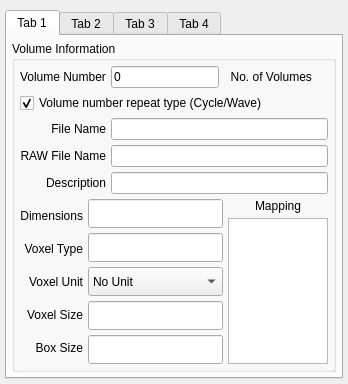
The window that drishti/volumeinformation.ui (nci/drishti) describes before a commit, drawn with Qt 5.
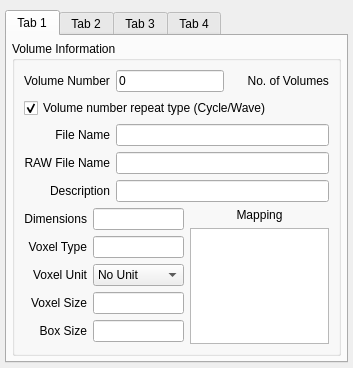
The same window after the commit.

What changed in the file:
```diff
--- a/drishti/volumeinformation.ui
+++ b/drishti/volumeinformation.ui
@@ -6,22 +6,10 @@
    <rect>
     <x>0</x>
     <y>0</y>
-    <width>348</width>
-    <height>384</height>
+    <width>353</width>
+    <height>366</height>
    </rect>
   </property>
-  <property name="minimumSize">
-   <size>
-    <width>250</width>
-    <height>200</height>
-   </size>
-  </property>
-  <property name="maximumSize">
-   <size>
-    <width>500</width>
-    <height>440</height>
-   </size>
-  </property>
   <property name="focusPolicy">
    <enum>Qt::StrongFocus</enum>
   </property>
@@ -74,17 +62,11 @@
          <property name="title">
           <string>Volume Information</string>
          </property>
-         <layout class="QVBoxLayout" name="verticalLayout_2">
-          <property name="spacing">
-           <number>5</number>
-          </property>
-          <property name="margin">
-           <number>5</number>
-          </property>
+         <layout class="QVBoxLayout" name="verticalLayout_10">
           <item>
            <layout class="QHBoxLayout">
             <item>
-             <layout class="QHBoxLayout">
+             <layout class="QHBoxLayout" stretch="0,1,0">
               <item>
                <widget class="QLabel" name="label_10">
                 <property name="text">
@@ -95,7 +77,7 @@
               <item>
                <widget class="QLineEdit" name="m_volnum">
                 <property name="sizePolicy">
-                 <sizepolicy hsizetype="Minimum" vsizetype="MinimumExpanding">
+                 <sizepolicy hsizetype="Minimum" vsizetype="Minimum">
                   <horstretch>0</horstretch>
                   <verstretch>0</verstretch>
                  </sizepolicy>
@@ -105,6 +87,19 @@
                 </property>
                </widget>
               </item>
+              <item>
+               <spacer name="horizontalSpacer">
+                <property name="orientation">
+                 <enum>Qt::Horizontal</enum>
+                </property>
+                <property name="sizeHint" stdset="0">
+                 <size>
+                  <width>40</width>
+                  <height>20</height>
+                 </size>
+                </property>
+               </spacer>
+              </item>
              </layout>
             </item>
             <item>
@@ -167,7 +162,7 @@
               <item>
                <widget class="QLineEdit" name="m_pvlFile">
                 <property name="sizePolicy">
-                 <sizepolicy hsizetype="Expanding" vsizetype="MinimumExpanding">
+                 <sizepolicy hsizetype="Expanding" vsizetype="Minimum">
                   <horstretch>0</horstretch>
                   <verstretch>0</verstretch>
                  </sizepolicy>
@@ -177,7 +172,7 @@
               <item>
                <widget class="QLineEdit" name="m_rawFile">
                 <property name="sizePolicy">
-                 <sizepolicy hsizetype="Expanding" vsizetype="MinimumExpanding">
+                 <sizepolicy hsizetype="Expanding" vsizetype="Minimum">
                   <horstretch>0</horstretch>
                   <verstretch>0</verstretch>
                  </sizepolicy>
@@ -187,7 +182,7 @@
               <item>
                <widget class="QLineEdit" name="m_description">
                 <property name="sizePolicy">
-                 <sizepolicy hsizetype="Expanding" vsizetype="MinimumExpanding">
+                 <sizepolicy hsizetype="Expanding" vsizetype="Minimum">
                   <horstretch>0</horstretch>
                   <verstretch>0</verstretch>
                  </sizepolicy>
@@ -199,19 +194,21 @@
            </layout>
           </item>
           <item>
-           <layout class="QHBoxLayout">
+           <layout class="QHBoxLayout" name="horizontalLayout" stretch="0,0">
+            <item>
+             <layout class="QVBoxLayout" name="verticalLayout_2">
+              <property name="topMargin">
+               <number>0</number>
+              </property>
+              <property name="bottomMargin">
+               <number>0</number>
+              </property>
             <item>
              <layout class="QHBoxLayout">
               <item>
                <layout class="QVBoxLayout">
                 <item>
                  <widget class="QLabel" name="label_8">
-                  <property name="maximumSize">
-                   <size>
-                    <width>16777215</width>
-                    <height>23</height>
-                   </size>
-                  </property>
                   <property name="text">
                    <string>Dimensions</string>
                   </property>
@@ -222,12 +219,6 @@
                 </item>
                 <item>
                  <widget class="QLabel" name="label_4">
-                  <property name="maximumSize">
-                   <size>
-                    <width>16777215</width>
-                    <height>23</height>
-                   </size>
-                  </property>
                   <property name="text">
                    <string>Voxel Type</string>
                   </property>
@@ -238,12 +229,6 @@
                 </item>
                 <item>
                  <widget class="QLabel" name="label_5">
-                  <property name="maximumSize">
-                   <size>
-                    <width>16777215</width>
-                    <height>23</height>
-                   </size>
-                  </property>
                   <property name="text">
                    <string>Voxel Unit</string>
                   </property>
@@ -254,12 +239,6 @@
                 </item>
                 <item>
                  <widget class="QLabel" name="label_6">
-                  <property name="maximumSize">
-                   <size>
-                    <width>16777215</width>
-                    <height>23</height>
-                   </size>
-                  </property>
                   <property name="text">
                    <string>Voxel Size</string>
                   </property>
@@ -270,12 +249,6 @@
                 </item>
                 <item>
                  <widget class="QLabel" name="label_38">
-                  <property name="maximumSize">
-                   <size>
-                    <width>16777215</width>
-                    <height>23</height>
-                   </size>
-                  </property>
                   <property name="text">
                    <string>Box Size</string>
                   </property>
@@ -291,7 +264,7 @@
                 <item>
                  <widget class="QLineEdit" name="m_dimensions">
                   <property name="sizePolicy">
-                   <sizepolicy hsizetype="Expanding" vsizetype="MinimumExpanding">
+                     <sizepolicy hsizetype="Expanding" vsizetype="Minimum">
                     <horstretch>0</horstretch>
                     <verstretch>0</verstretch>
                    </sizepolicy>
@@ -301,7 +274,7 @@
                 <item>
                  <widget class="QLineEdit" name="m_voxelType">
                   <property name="sizePolicy">
-                   <sizepolicy hsizetype="Expanding" vsizetype="MinimumExpanding">
+                     <sizepolicy hsizetype="Expanding" vsizetype="Minimum">
                     <horstretch>0</horstretch>
                     <verstretch>0</verstretch>
                    </sizepolicy>
@@ -311,7 +284,7 @@
                 <item>
                  <widget class="QComboBox" name="m_voxelUnit">
                   <property name="sizePolicy">
-                   <sizepolicy hsizetype="Preferred" vsizetype="MinimumExpanding">
+                     <sizepolicy hsizetype="Preferred" vsizetype="Minimum">
                     <horstretch>0</horstretch>
                     <verstretch>0</verstretch>
                    </sizepolicy>
@@ -371,7 +344,7 @@
                 <item>
                  <widget class="QLineEdit" name="m_voxelSize">
                   <property name="sizePolicy">
-                   <sizepolicy hsizetype="Expanding" vsizetype="MinimumExpanding">
+                     <sizepolicy hsizetype="Expanding" vsizetype="Minimum">
                     <horstretch>0</horstretch>
                     <verstretch>0</verstretch>
                    </sizepolicy>
@@ -381,7 +354,7 @@
                 <item>
                  <widget class="QLineEdit" name="m_boxSize">
                   <property name="sizePolicy">
-                   <sizepolicy hsizetype="Expanding" vsizetype="MinimumExpanding">
+                     <sizepolicy hsizetype="Expanding" vsizetype="Minimum">
                     <horstretch>0</horstretch>
                     <verstretch>0</verstretch>
                    </sizepolicy>
@@ -389,6 +362,21 @@
                  </widget>
                 </item>
                </layout>
+                </item>
+               </layout>
+              </item>
+              <item>
+               <spacer name="verticalSpacer">
+                <property name="orientation">
+                 <enum>Qt::Vertical</enum>
+                </property>
+                <property name="sizeHint" stdset="0">
+                 <size>
+                  <width>20</width>
+                  <height>40</height>
+                 </size>
+                </property>
+               </spacer>
               </item>
              </layout>
             </item>
@@ -407,23 +395,11 @@
               <item>
                <widget class="QListWidget" name="m_mapping">
                 <property name="sizePolicy">
-                 <sizepolicy hsizetype="Fixed" vsizetype="Expanding">
+                 <sizepolicy hsizetype="Expanding" vsizetype="Expanding">
                   <horstretch>0</horstretch>
                   <verstretch>0</verstretch>
                  </sizepolicy>
                 </property>
-                <property name="minimumSize">
-                 <size>
-                  <width>80</width>
-                  <height>0</height>
-                 </size>
-                </property>
-                <property name="maximumSize">
-                 <size>
-                  <width>100</width>
-                  <height>16777215</height>
-                 </size>
-                </property>
                </widget>
               </item>
              </layout>
```
Left out of the diff: 359 changed lines with no effect on the pictures. Lines whose indentation alone changed are shown as unchanged.
